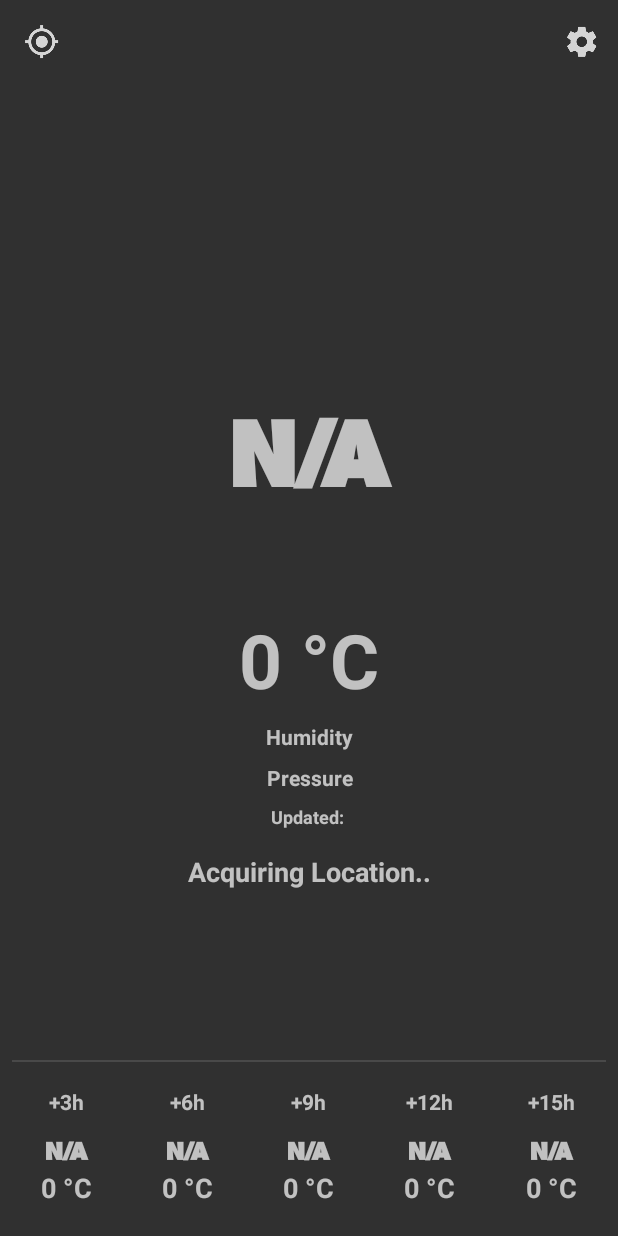
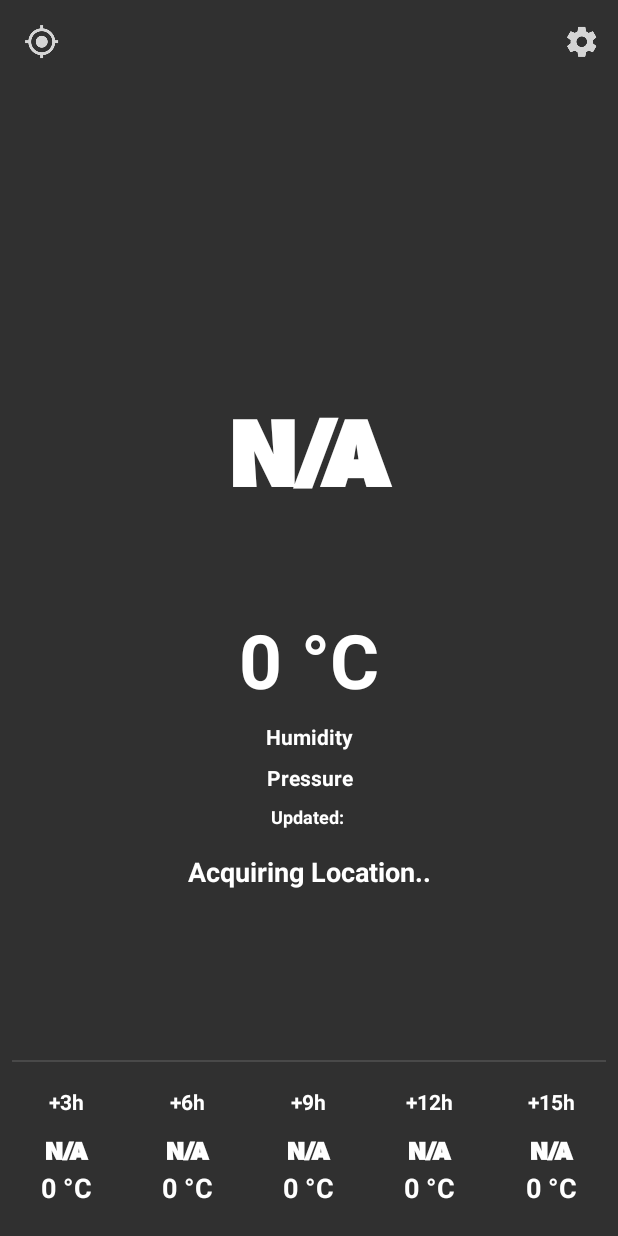
Before and after one commit to amulpokharel/Just-Weather-2, an Android app: the screen it shows after launch (MainActivity), on a phone screen of 412 x 824 dp. Run offline under Robolectric (Android 15) with nearby library versions, the phone set to English and light mode, and no system bars; our stand-ins replace RxJava, data binding; libraries missing offline, so code that uses them is left out: com.afollestad.aesthetic; 5 statements that could not run were skipped.

Commit message:
custom themes! you can make your app look ugly now

```diff
--- a/app/src/main/res/layout-land/weather_fragment.xml
+++ b/app/src/main/res/layout-land/weather_fragment.xml
@@ -28,6 +28,7 @@
             android:gravity="center"
             android:text="@{weatherData.weatherIcon}"
             android:textAlignment="center"
+            android:textColor="?element_color"
             android:textSize="120sp"
             android:textStyle="bold"
             app:layout_constraintBottom_toBottomOf="parent"
@@ -65,6 +66,7 @@
                     android:layout_marginEnd="8dp"
                     android:text="@{weatherData.weatherText}"
                     android:textAlignment="center"
+                    android:textColor="?element_color"
                     android:textSize="60sp"
                     android:textStyle="bold" />
             </TableRow>
@@ -80,6 +82,7 @@
                     android:layout_marginEnd="8dp"
                     android:text="@{weatherData.humidity}"
                     android:textAlignment="center"
+                    android:textColor="?element_color"
                     android:textSize="18sp"
                     android:textStyle="bold"
                     app:srcCompat="?android:attr/textCheckMark" />
@@ -97,6 +100,7 @@
                     android:layout_marginEnd="8dp"
                     android:text="@{weatherData.pressure}"
                     android:textAlignment="center"
+                    android:textColor="?element_color"
                     android:textSize="18sp"
                     android:textStyle="bold"
                     app:srcCompat="?android:attr/textCheckMark" />
@@ -115,6 +119,7 @@
                     android:layout_marginBottom="8dp"
                     android:text="@{weatherData.lastUpdate}"
                     android:textAlignment="center"
+                    android:textColor="?element_color"
                     android:textSize="16sp"
                     android:textStyle="bold"
                     app:srcCompat="?android:attr/textCheckMark" />
@@ -133,6 +138,7 @@
                     android:layout_marginBottom="8dp"
                     android:text="@{weatherData.locationName}"
                     android:textAlignment="center"
+                    android:textColor="?element_color"
                     android:textSize="20sp"
                     android:textStyle="bold"
                     app:srcCompat="?android:attr/textCheckMark" />
@@ -146,6 +152,7 @@
             android:gravity="bottom|center"
             android:text="+3h"
             android:textAlignment="center"
+            android:textColor="?element_color"
             android:textSize="14sp"
             android:textStyle="bold"
             app:layout_constraintBottom_toTopOf="@+id/hour3"
@@ -161,6 +168,7 @@
             android:gravity="bottom|center"
             android:text="+6h"
             android:textAlignment="center"
+            android:textColor="?element_color"
             android:textSize="14sp"
             android:textStyle="bold"
             app:layout_constraintBottom_toTopOf="@+id/hour6"
@@ -176,6 +184,7 @@
             android:gravity="bottom|center"
             android:text="+9h"
             android:textAlignment="center"
+            android:textColor="?element_color"
             android:textSize="14sp"
             android:textStyle="bold"
             app:layout_constraintBottom_toTopOf="@+id/hour9"
@@ -191,6 +200,7 @@
             android:gravity="bottom|center"
             android:text="+12h"
             android:textAlignment="center"
+            android:textColor="?element_color"
             android:textSize="14sp"
             android:textStyle="bold"
             app:layout_constraintBottom_toTopOf="@+id/hour12"
@@ -206,6 +216,7 @@
             android:gravity="bottom|center"
             android:text="+15h"
             android:textAlignment="center"
+            android:textColor="?element_color"
             android:textSize="14sp"
             android:textStyle="bold"
             app:layout_constraintBottom_toTopOf="@+id/hour15"
@@ -222,6 +233,7 @@
             android:gravity="center"
             android:text="@{weatherData.forecastList[0].icon}"
             android:textAlignment="center"
+            android:textColor="?element_color"
             android:textSize="32sp"
             android:textStyle="bold"
             app:layout_constraintBottom_toTopOf="@+id/temp3"
@@ -238,6 +250,7 @@
             android:gravity="center"
             android:text="@{weatherData.forecastList[1].icon}"
             android:textAlignment="center"
+            android:textColor="?element_color"
             android:textSize="32sp"
             android:textStyle="bold"
             app:layout_constraintBottom_toTopOf="@+id/temp6"
@@ -254,6 +267,7 @@
             android:gravity="center"
             android:text="@{weatherData.forecastList[2].icon}"
             android:textAlignment="center"
+            android:textColor="?element_color"
             android:textSize="32sp"
             android:textStyle="bold"
             app:layout_constraintBottom_toTopOf="@+id/temp9"
@@ -270,6 +284,7 @@
             android:gravity="center"
             android:text="@{weatherData.forecastList[3].icon}"
             android:textAlignment="center"
+            android:textColor="?element_color"
             android:textSize="32sp"
             android:textStyle="bold"
             app:layout_constraintBottom_toTopOf="@+id/temp12"
@@ -286,6 +301,7 @@
             android:gravity="center"
             android:text="@{weatherData.forecastList[4].icon}"
             android:textAlignment="center"
+            android:textColor="?element_color"
             android:textSize="32sp"
             android:textStyle="bold"
             app:layout_constraintBottom_toTopOf="@+id/temp15"
@@ -302,6 +318,7 @@
             android:gravity="center"
             android:text="@{weatherData.forecastList[0].tempText}"
             android:textAlignment="center"
+            android:textColor="?element_color"
             android:textSize="18sp"
             android:textStyle="bold"
             app:layout_constraintBottom_toBottomOf="parent"
@@ -317,6 +334,7 @@
             android:gravity="center"
             android:text="@{weatherData.forecastList[1].tempText}"
             android:textAlignment="center"
+            android:textColor="?element_color"
             android:textSize="18sp"
             android:textStyle="bold"
             app:layout_constraintBottom_toBottomOf="parent"
@@ -332,6 +350,7 @@
             android:gravity="center"
             android:text="@{weatherData.forecastList[2].tempText}"
             android:textAlignment="center"
+            android:textColor="?element_color"
             android:textSize="18sp"
             android:textStyle="bold"
             app:layout_constraintBottom_toBottomOf="parent"
@@ -347,6 +366,7 @@
             android:gravity="center"
             android:text="@{weatherData.forecastList[3].tempText}"
             android:textAlignment="center"
+            android:textColor="?element_color"
             android:textSize="18sp"
             android:textStyle="bold"
             app:layout_constraintBottom_toBottomOf="parent"
@@ -363,6 +383,7 @@
             android:gravity="center"
             android:text="@{weatherData.forecastList[4].tempText}"
             android:textAlignment="center"
+            android:textColor="?element_color"
             android:textSize="18sp"
             android:textStyle="bold"
             app:layout_constraintBottom_toBottomOf="parent"
--- a/app/src/main/res/layout/weather_fragment.xml
+++ b/app/src/main/res/layout/weather_fragment.xml
@@ -28,6 +28,7 @@
             android:gravity="center"
             android:text="@{weatherData.weatherIcon}"
             android:textAlignment="center"
+            android:textColor="?element_color"
             android:textSize="120sp"
             android:textStyle="bold"
             app:layout_constraintBottom_toBottomOf="parent"
@@ -59,11 +60,13 @@
                     android:layout_marginEnd="8dp"
                     android:text="@{weatherData.weatherText}"
                     android:textAlignment="center"
+                    android:textColor="?element_color"
                     android:textSize="50sp"
                     android:textStyle="bold" />
             </TableRow>
 
             <TableRow>
+
                 <TextView
                     android:id="@+id/humidity"
                     android:layout_width="wrap_content"
@@ -73,6 +76,7 @@
                     android:layout_marginEnd="8dp"
                     android:text="@{weatherData.humidity}"
                     android:textAlignment="center"
+                    android:textColor="?element_color"
                     android:textSize="14sp"
                     android:textStyle="bold"
                     app:srcCompat="?android:attr/textCheckMark" />
@@ -80,6 +84,7 @@
 
 
             <TableRow>
+
                 <TextView
                     android:id="@+id/pressure"
                     android:layout_width="wrap_content"
@@ -89,6 +94,7 @@
                     android:layout_marginEnd="8dp"
                     android:text="@{weatherData.pressure}"
                     android:textAlignment="center"
+                    android:textColor="?element_color"
                     android:textSize="14sp"
                     android:textStyle="bold"
                     app:srcCompat="?android:attr/textCheckMark" />
@@ -107,6 +113,7 @@
                     android:layout_marginBottom="8dp"
                     android:text="@{weatherData.lastUpdate}"
                     android:textAlignment="center"
+                    android:textColor="?element_color"
                     android:textSize="12sp"
                     android:textStyle="bold"
                     app:srcCompat="?android:attr/textCheckMark" />
@@ -125,6 +132,7 @@
                     android:layout_marginBottom="8dp"
                     android:text="@{weatherData.locationName}"
                     android:textAlignment="center"
+                    android:textColor="?element_color"
                     android:textSize="18sp"
                     android:textStyle="bold"
                     app:srcCompat="?android:attr/textCheckMark" />
@@ -138,6 +146,7 @@
             android:gravity="bottom|center"
             android:text="+3h"
             android:textAlignment="center"
+            android:textColor="?element_color"
             android:textSize="14sp"
             android:textStyle="bold"
             app:layout_constraintBottom_toTopOf="@+id/hour3"
@@ -153,6 +162,7 @@
             android:gravity="bottom|center"
             android:text="+6h"
             android:textAlignment="center"
+            android:textColor="?element_color"
             android:textSize="14sp"
             android:textStyle="bold"
             app:layout_constraintBottom_toTopOf="@+id/hour6"
@@ -168,6 +178,7 @@
             android:gravity="bottom|center"
             android:text="+9h"
             android:textAlignment="center"
+            android:textColor="?element_color"
             android:textSize="14sp"
             android:textStyle="bold"
             app:layout_constraintBottom_toTopOf="@+id/hour9"
@@ -183,6 +194,7 @@
             android:gravity="bottom|center"
             android:text="+12h"
             android:textAlignment="center"
+            android:textColor="?element_color"
             android:textSize="14sp"
             android:textStyle="bold"
             app:layout_constraintBottom_toTopOf="@+id/hour12"
@@ -198,6 +210,7 @@
             android:gravity="bottom|center"
             android:text="+15h"
             android:textAlignment="center"
+            android:textColor="?element_color"
             android:textSize="14sp"
             android:textStyle="bold"
             app:layout_constraintBottom_toTopOf="@+id/hour15"
@@ -214,6 +227,7 @@
             android:gravity="center"
             android:text="@{weatherData.forecastList[0].icon}"
             android:textAlignment="center"
+            android:textColor="?element_color"
             android:textSize="32sp"
             android:textStyle="bold"
             app:layout_constraintBottom_toTopOf="@+id/temp3"
@@ -230,6 +244,7 @@
             android:gravity="center"
             android:text="@{weatherData.forecastList[1].icon}"
             android:textAlignment="center"
+            android:textColor="?element_color"
             android:textSize="32sp"
             android:textStyle="bold"
             app:layout_constraintBottom_toTopOf="@+id/temp6"
@@ -246,6 +261,7 @@
             android:gravity="center"
             android:text="@{weatherData.forecastList[2].icon}"
             android:textAlignment="center"
+            android:textColor="?element_color"
             android:textSize="32sp"
             android:textStyle="bold"
             app:layout_constraintBottom_toTopOf="@+id/temp9"
@@ -262,6 +278,7 @@
             android:gravity="center"
             android:text="@{weatherData.forecastList[3].icon}"
             android:textAlignment="center"
+            android:textColor="?element_color"
             android:textSize="32sp"
             android:textStyle="bold"
             app:layout_constraintBottom_toTopOf="@+id/temp12"
@@ -278,6 +295,7 @@
             android:gravity="center"
             android:text="@{weatherData.forecastList[4].icon}"
             android:textAlignment="center"
+            android:textColor="?element_color"
             android:textSize="32sp"
             android:textStyle="bold"
             app:layout_constraintBottom_toTopOf="@+id/temp15"
@@ -294,6 +312,7 @@
             android:gravity="center"
             android:text="@{weatherData.forecastList[0].tempText}"
             android:textAlignment="center"
+            android:textColor="?element_color"
             android:textSize="18sp"
             android:textStyle="bold"
             app:layout_constraintBottom_toBottomOf="parent"
@@ -309,6 +328,7 @@
             android:gravity="center"
             android:text="@{weatherData.forecastList[1].tempText}"
             android:textAlignment="center"
+            android:textColor="?element_color"
             android:textSize="18sp"
             android:textStyle="bold"
             app:layout_constraintBottom_toBottomOf="parent"
@@ -324,6 +344,7 @@
             android:gravity="center"
             android:text="@{weatherData.forecastList[2].tempText}"
             android:textAlignment="center"
+            android:textColor="?element_color"
             android:textSize="18sp"
             android:textStyle="bold"
             app:layout_constraintBottom_toBottomOf="parent"
@@ -339,6 +360,7 @@
             android:gravity="center"
             android:text="@{weatherData.forecastList[3].tempText}"
             android:textAlignment="center"
+            android:textColor="?element_color"
             android:textSize="18sp"
             android:textStyle="bold"
             app:layout_constraintBottom_toBottomOf="parent"
@@ -355,6 +377,7 @@
             android:gravity="center"
             android:text="@{weatherData.forecastList[4].tempText}"
             android:textAlignment="center"
+            android:textColor="?element_color"
             android:textSize="18sp"
             android:textStyle="bold"
             app:layout_constraintBottom_toBottomOf="parent"
--- /dev/null
+++ b/app/src/main/res/values/attrs.xml
@@ -0,0 +1,4 @@
+<?xml version="1.0" encoding="utf-8"?>
+<resources>
+    <attr format="color" name="element_color"/>
+</resources>
--- a/app/src/main/res/values/strings.xml
+++ b/app/src/main/res/values/strings.xml
@@ -10,6 +10,8 @@
     <string name="settings">Settings</string>
     <string name="about">About</string>
     <string name="pref_dark_mode">Dark Mode</string>
+    <string name="background_color">Background Color</string>
+    <string name="text_color">Text Color</string>
 
 
     <string name="w01d"></string>
--- a/app/src/main/res/values/styles.xml
+++ b/app/src/main/res/values/styles.xml
@@ -1,10 +1,9 @@
 <resources>
-
     <!-- Base application theme. -->
     <style name="AppTheme" parent="Theme.AppCompat.NoActionBar">
         <!-- Customize your theme here. -->
+        <item name="element_color">#ffffff</item>
         <item name="android:windowAnimationStyle">@style/WindowAnimationTransition</item>
-        <item name="preferenceTheme">@style/PreferenceThemeOverlay.v14.Material</item>
     </style>
 
     <style name="WindowAnimationTransition">
```
Also changed, not shown: app/src/main/java/amulp/com/justweather2/MainActivity.kt (+21 -17 lines), app/src/main/res/xml/preferences.xml (+15 -6 lines).
